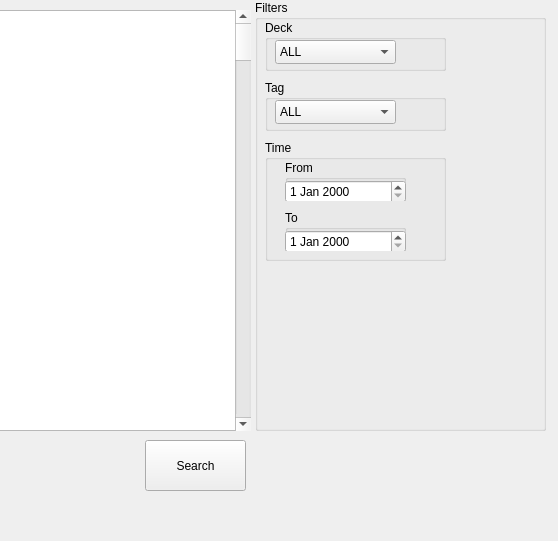
Old version of the form ui/explorer.ui in the repository wuacs/failure_tracking; both pictures show x 245 to 803 and y 0 to 541 of the 803 by 728 pixel window.
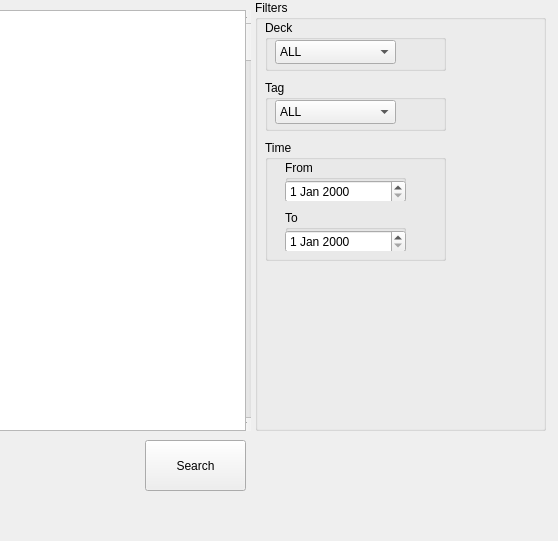
New version of the form.

Patch:
```diff
--- a/ui/explorer.ui
+++ b/ui/explorer.ui
@@ -16,16 +16,6 @@
   <property name="modal">
    <bool>true</bool>
   </property>
-  <widget class="QListView" name="filter_list_view">
-   <property name="geometry">
-    <rect>
-     <x>0</x>
-     <y>10</y>
-     <width>491</width>
-     <height>421</height>
-    </rect>
-   </property>
-  </widget>
   <widget class="QScrollBar" name="failure_list_scrollbar">
    <property name="geometry">
     <rect>
@@ -221,6 +211,16 @@
     <string>Search</string>
    </property>
   </widget>
+  <widget class="QTableView" name="failure_table">
+   <property name="geometry">
+    <rect>
+     <x>0</x>
+     <y>10</y>
+     <width>491</width>
+     <height>421</height>
+    </rect>
+   </property>
+  </widget>
  </widget>
  <resources/>
  <connections/>
```
